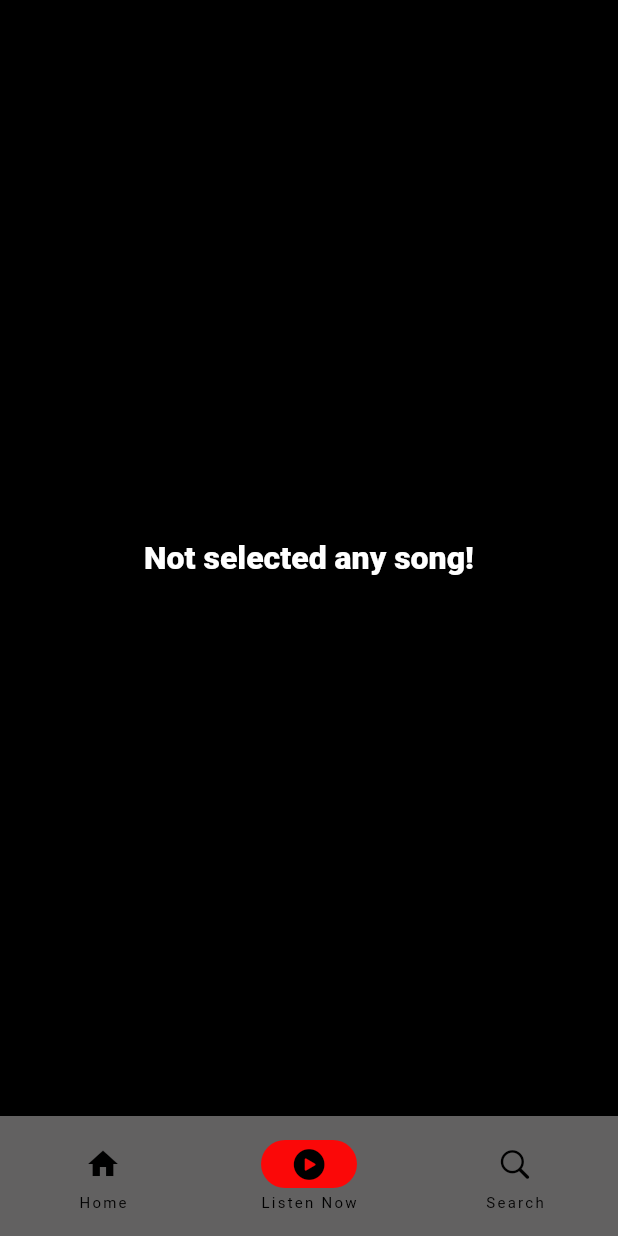
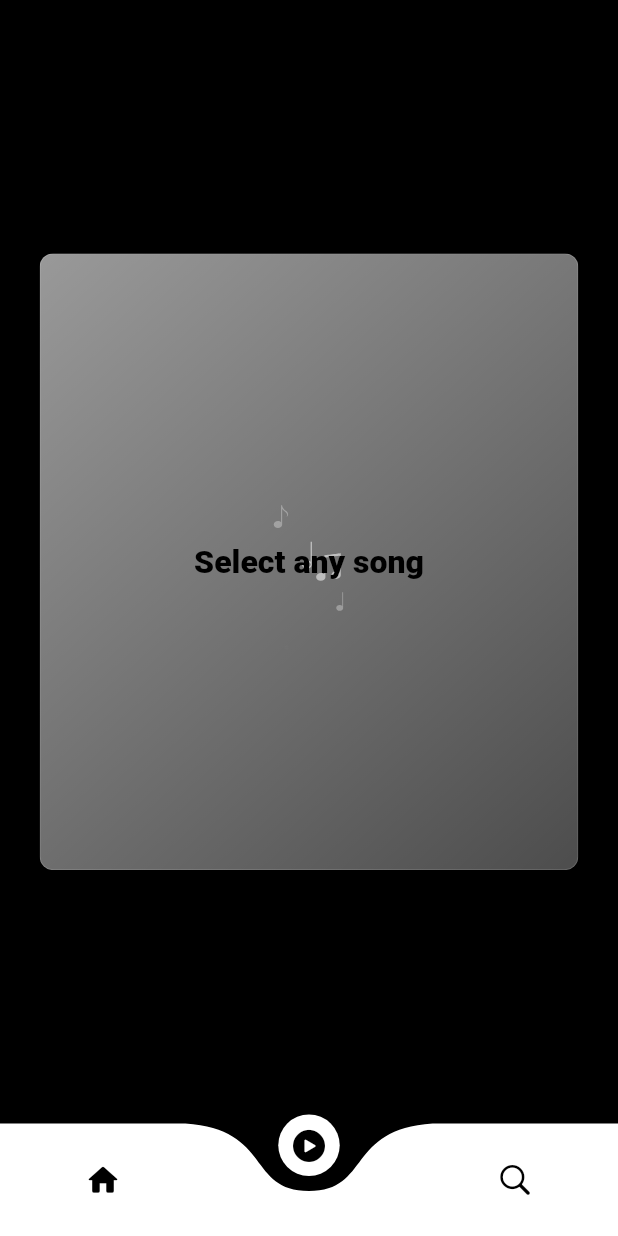
Before and after one commit to shijinthottiyil/Dasappan, a Flutter app: the screen it shows after launch, item 2 of the bottom bar chosen, on a phone screen of 412 x 824 dp. Run offline on Flutter 3.47's test engine with Material 2 defaults, Android fonts, the phone set to English and light mode, and no system bars; drawn by our look-alikes of curved_navigation_bar, lottie; our stand-ins replace dio, flutter_screenutil, get, just_audio, just_audio_background, loading_animation_widget; missing offline and left inert: youtube_explode_dart; network calls fail.

Commit message:
new bottom bar dio exceptions handled

```diff
--- a/lib/features/bottom/view/bottom_view.dart
+++ b/lib/features/bottom/view/bottom_view.dart
@@ -1,3 +1,4 @@
+import 'package:curved_navigation_bar/curved_navigation_bar.dart';
 import 'package:flutter/cupertino.dart';
 import 'package:flutter/material.dart';
 import 'package:get/get.dart';
@@ -5,6 +6,7 @@ import 'package:music_stream/features/bottom/controller/bottom_controller.dart';
 import 'package:music_stream/features/home/view/home_view.dart';
 import 'package:music_stream/features/now_play/view/now_play_view.dart';
 import 'package:music_stream/features/search/view/search_view.dart';
+import 'package:music_stream/utils/constants/app_colors.dart';
 
 class BottomView extends StatelessWidget {
   BottomView({super.key});
@@ -14,26 +16,53 @@ class BottomView extends StatelessWidget {
   Widget build(BuildContext context) {
     return Scaffold(
       body: Obx(() => _pages[_controller.bottom.selectedIndex.value]),
+      // bottomNavigationBar: Obx(
+      //   () => NavigationBar(
+      //     onDestinationSelected: (int index) {
+      //       _controller.changeTab(index);
+      //     },
+      //     selectedIndex: _controller.bottom.selectedIndex.value,
+      //     destinations: const [
+      //       NavigationDestination(
+      //         icon: Icon(Icons.home),
+      //         label: 'Home',
+      //       ),
+      //       NavigationDestination(
+      //         icon: Icon(CupertinoIcons.play_circle_fill),
+      //         label: 'Listen Now',
+      //       ),
+      //       NavigationDestination(
+      //         icon: Icon(CupertinoIcons.search),
+      //         label: 'Search',
+      //       ),
+      //     ],
+      //   ),
+      // ),
+
       bottomNavigationBar: Obx(
-        () => NavigationBar(
-          onDestinationSelected: (int index) {
+        () => CurvedNavigationBar(
+          backgroundColor: Colors.transparent,
+          items: const [
+            Icon(
+              Icons.home_rounded,
+              color: AppColors.kBlack,
+              size: 25,
+            ),
+            Icon(
+              CupertinoIcons.play_circle_fill,
+              color: AppColors.kBlack,
+              size: 25,
+            ),
+            Icon(
+              CupertinoIcons.search,
+              color: AppColors.kBlack,
+              size: 25,
+            ),
+          ],
+          onTap: (int index) {
             _controller.changeTab(index);
           },
-          selectedIndex: _controller.bottom.selectedIndex.value,
-          destinations: const [
-            NavigationDestination(
-              icon: Icon(Icons.home),
-              label: 'Home',
-            ),
-            NavigationDestination(
-              icon: Icon(CupertinoIcons.play_circle_fill),
-              label: 'Listen Now',
-            ),
-            NavigationDestination(
-              icon: Icon(CupertinoIcons.search),
-              label: 'Search',
-            ),
-          ],
+          index: _controller.bottom.selectedIndex.value,
         ),
       ),
     );
--- a/lib/features/home/controller/home_controller.dart
+++ b/lib/features/home/controller/home_controller.dart
@@ -12,6 +12,7 @@ import 'package:music_stream/features/home/service/home_service.dart';
 import 'package:music_stream/features/search/controller/search_controller.dart';
 import 'package:music_stream/utils/helpers/audio_helper.dart';
 import 'package:music_stream/utils/networking/app_popups.dart';
+import 'package:music_stream/utils/networking/dio_exception_handler.dart';
 
 class HomeController extends GetxController {
   // Variables
@@ -22,20 +23,24 @@ class HomeController extends GetxController {
 
   // Get List of HomeModel
   Future<void> getQuickpicks() async {
+    if (!Get.isSnackbarOpen) {
       try {
         AppPopups.showDialog();
+
+        var response = await service.getQuickpicks();
+
         home.homeList.clear();
-      var response = await service.getQuickpicks();
         List songList = response.data[0]["contents"];
         for (var song in songList) {
           home.homeList.add(HomeModel.fromJson(song));
         }
       } on DioException catch (dioError) {
-      log(dioError.toString());
+        DioExceptionHandler.dioError(dioError.type);
       } catch (error) {
         log(error.toString());
       } finally {
         AppPopups.cancelDialog();
+      }
     }
   }
 
--- a/lib/features/home/view/home_view.dart
+++ b/lib/features/home/view/home_view.dart
@@ -3,6 +3,7 @@ import 'package:flutter_screenutil/flutter_screenutil.dart';
 import 'package:get/get.dart';
 import 'package:music_stream/features/home/controller/home_controller.dart';
 import 'package:music_stream/utils/constants/constants.dart';
+import 'package:music_stream/utils/general_widgets.dart/empty_card.dart';
 import 'package:music_stream/utils/helpers/exit_app.dart';
 
 class HomeView extends StatelessWidget {
--- a/lib/features/now_play/view/now_play_view.dart
+++ b/lib/features/now_play/view/now_play_view.dart
@@ -4,17 +4,18 @@ import 'package:flutter/material.dart';
 import 'package:flutter_screenutil/flutter_screenutil.dart';
 import 'package:get/get.dart';
 import 'package:just_audio/just_audio.dart';
-
+import 'package:lottie/lottie.dart';
 import 'package:music_stream/features/home/controller/home_controller.dart';
 import 'package:music_stream/features/now_play/view/widgets/now_button.dart';
 import 'package:music_stream/features/now_play/view/widgets/play_pause_button.dart';
 import 'package:music_stream/utils/constants/constants.dart';
+import 'package:music_stream/utils/general_widgets.dart/empty_card.dart';
 import 'package:music_stream/utils/helpers/audio_helper.dart';
 import 'package:music_stream/utils/helpers/exit_app.dart';
 
 class NowPlayView extends StatelessWidget {
   NowPlayView({super.key});
-  final _homeController = Get.find<HomeController>();
+  final homeController = Get.find<HomeController>();
   @override
   Widget build(BuildContext context) {
     return WillPopScope(
@@ -22,12 +23,7 @@ class NowPlayView extends StatelessWidget {
       child: Scaffold(
         body: SafeArea(
           child: AudioHelper.playlistList.isEmpty
-              ? Center(
-                  child: Text(
-                    "Not selected any song!",
-                    style: AppTypography.kExtraBold24,
-                  ),
-                )
+              ? EmptyCard(text: "Select any song")
               : Padding(
                   padding: EdgeInsets.symmetric(horizontal: 24.w),
                   child: StreamBuilder(
--- a/lib/features/search/controller/search_controller.dart
+++ b/lib/features/search/controller/search_controller.dart
@@ -1,10 +1,12 @@
 import 'dart:developer';
 
+import 'package:dio/dio.dart';
 import 'package:get/get.dart';
 import 'package:music_stream/features/search/model/search.dart';
 import 'package:music_stream/features/search/model/search_model.dart';
 import 'package:music_stream/features/search/service/search_service.dart';
 import 'package:music_stream/utils/networking/app_popups.dart';
+import 'package:music_stream/utils/networking/dio_exception_handler.dart';
 
 class SearchCtr extends GetxController {
   // variables
@@ -19,10 +21,13 @@ class SearchCtr extends GetxController {
       AppPopups.showDialog();
       search.searchList.clear();
       var response = await service.getSearch(keyword);
+      AppPopups.cancelDialog();
       List songs = response.data["songs"];
       for (var i = 0; i < songs.length; i++) {
         search.searchList.add(SearchModel.fromJson(songs[i]));
       }
+    } on DioException catch (dioError) {
+      DioExceptionHandler.dioError(dioError.type);
     } catch (error) {
       log(error.toString(), name: "Search Control error");
     } finally {
--- /dev/null
+++ b/lib/utils/general_widgets.dart/empty_card.dart
@@ -0,0 +1,60 @@
+import 'package:flutter/material.dart';
+
+import 'dart:ui';
+
+import 'package:flutter_screenutil/flutter_screenutil.dart';
+import 'package:get/get.dart';
+import 'package:lottie/lottie.dart';
+import 'package:music_stream/utils/constants/constants.dart';
+
+class EmptyCard extends StatelessWidget {
+  final String text;
+  const EmptyCard({
+    Key? key,
+    required this.text,
+  }) : super(key: key);
+
+  @override
+  Widget build(BuildContext context) {
+    return Center(
+      child: ClipRRect(
+        child: BackdropFilter(
+          filter: ImageFilter.blur(sigmaX: 5, sigmaY: 5),
+          child: Container(
+            width: 373.w,
+            height: 462.h,
+            decoration: BoxDecoration(
+              gradient: LinearGradient(
+                colors: [
+                  Colors.white.withOpacity(0.6),
+                  Colors.white.withOpacity(0.3),
+                ],
+                begin: AlignmentDirectional.topStart,
+                end: AlignmentDirectional.bottomEnd,
+              ),
+              borderRadius: BorderRadius.all(Radius.circular(10).r),
+              border: Border.all(
+                width: 0.5,
+                color: Colors.white.withOpacity(0.2),
+              ),
+            ),
+            child: Stack(
+              children: [
+                Positioned.fill(
+                  child: LottieBuilder.asset('assets/lottie/empty.json'),
+                ),
+                Center(
+                  child: Text(
+                    text,
+                    style: AppTypography.kExtraBold24
+                        .copyWith(color: AppColors.kBlack),
+                  ),
+                ),
+              ],
+            ),
+          ),
+        ),
+      ),
+    );
+  }
+}
--- /dev/null
+++ b/lib/utils/networking/dio_exception_handler.dart
@@ -0,0 +1,39 @@
+import 'package:dio/dio.dart';
+import 'package:music_stream/utils/networking/app_popups.dart';
+
+class DioExceptionHandler {
+  static void dioError(DioExceptionType type) {
+    AppPopups.cancelDialog();
+    switch (type) {
+      case DioExceptionType.connectionTimeout:
+        AppPopups.errorSnackbar(
+            title: 'DioException', message: 'connection timeout');
+        break;
+      case DioExceptionType.sendTimeout:
+        AppPopups.errorSnackbar(title: 'DioException', message: 'send timeout');
+        break;
+      case DioExceptionType.receiveTimeout:
+        AppPopups.errorSnackbar(
+            title: 'DioException', message: 'receive timeout');
+        break;
+      case DioExceptionType.badCertificate:
+        AppPopups.errorSnackbar(
+            title: 'DioException', message: 'bad certificate');
+        break;
+      case DioExceptionType.badResponse:
+        AppPopups.errorSnackbar(title: 'DioException', message: 'bad response');
+        break;
+      case DioExceptionType.cancel:
+        AppPopups.errorSnackbar(
+            title: 'DioException', message: 'request cancelled');
+        break;
+      case DioExceptionType.connectionError:
+        AppPopups.errorSnackbar(
+            title: 'DioException', message: 'connection error');
+        break;
+      case DioExceptionType.unknown:
+        AppPopups.errorSnackbar(title: 'DioException', message: 'unknown');
+        break;
+    }
+  }
+}
```
Also changed, not shown: assets/lottie/empty.json (added, +1 -0 lines), pubspec.yaml (+7 -0 lines), pubspec.lock. Lines whose indentation alone changed are shown as unchanged.
